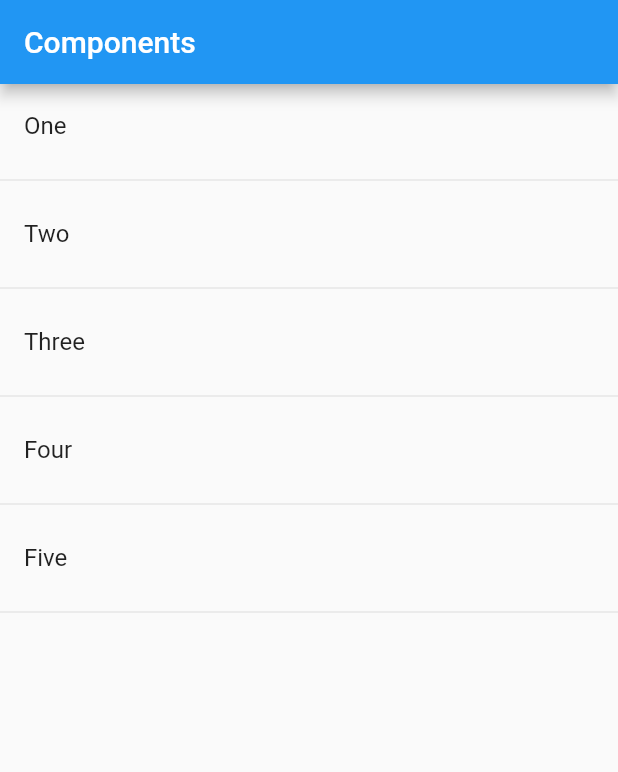
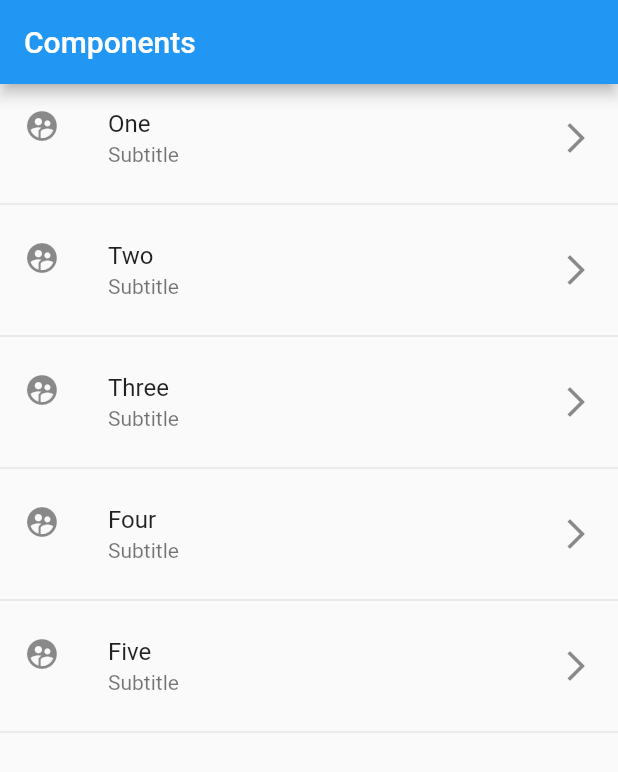
Before and after one commit to VictorParodi/Tools, a Flutter app: the screen it shows after launch, on a phone screen of 412 x 824 dp. Shown: the top 772 px of the screen. Run offline on Flutter 3.47's test engine with Material 2 defaults, Android fonts, the phone set to English and light mode, and no system bars.

Commit message:
[app1] commit 2: using the map method for lists

```diff
--- a/lib/src/pages/home_temp.dart
+++ b/lib/src/pages/home_temp.dart
@@ -14,14 +14,20 @@ class HomePageTemp extends StatelessWidget {
   }
 
   List<Widget> _createItems() {
-    List<Widget> itemList = new List<Widget>();
-
-    for (var option in options) {
-      final item = ListTile(title: Text(option));
-      itemList..add(item)
-              ..add(Divider());
-    }
-
-    return itemList;
+    return options.map((item) {
+      return Column(
+        children: <Widget>[
+          ListTile(
+            title: Text(item),
+            subtitle: Text('Subtitle'),
+            leading: Icon(Icons.supervised_user_circle),
+            trailing: Icon(Icons.arrow_forward_ios),
+            onTap: () => print('Doing tap'),
+            onLongPress: () => print('Doing long press'),
+          ),
+          Divider()
+        ],
+      );
+    }).toList();
   }
 }
```
